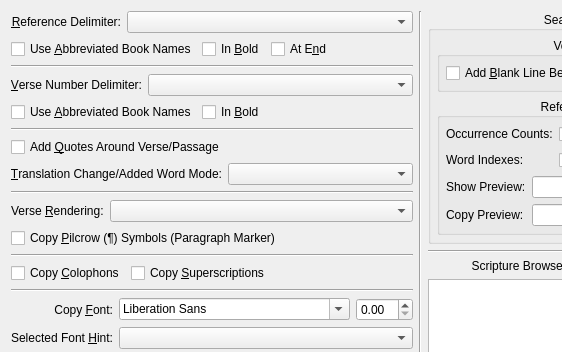
Old version of the form programs/KJVCanOpener/ConfigCopyOptions.ui in the repository dewhisna/KingJamesPureBibleSearch; both pictures show x 0 to 562 and y 0 to 352 of the 752 by 471 pixel window.
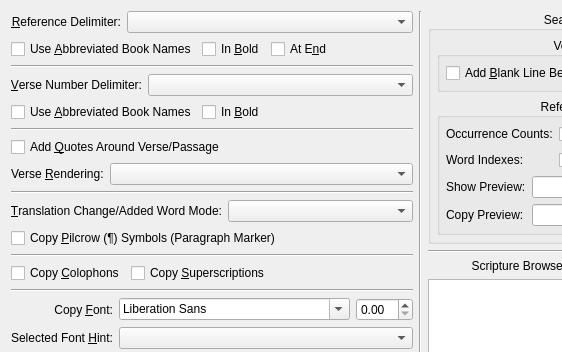
New version of the form. Custom widgets are drawn as their Qt base class.

```diff
--- a/programs/KJVCanOpener/ConfigCopyOptions.ui
+++ b/programs/KJVCanOpener/ConfigCopyOptions.ui
@@ -183,6 +183,37 @@
        </property>
       </widget>
      </item>
+     <item>
+      <layout class="QHBoxLayout" name="horizontalLayout_6">
+       <item>
+        <widget class="QLabel" name="lblVerseRenderingMode">
+         <property name="text">
+          <string>Verse &amp;Rendering:</string>
+         </property>
+         <property name="buddy">
+          <cstring>comboBoxVerseRenderingModeCopying</cstring>
+         </property>
+        </widget>
+       </item>
+       <item>
+        <widget class="QComboBox" name="comboBoxVerseRenderingModeCopying">
+         <property name="sizePolicy">
+          <sizepolicy hsizetype="Preferred" vsizetype="Fixed">
+           <horstretch>10</horstretch>
+           <verstretch>0</verstretch>
+          </sizepolicy>
+         </property>
+        </widget>
+       </item>
+      </layout>
+     </item>
+     <item>
+      <widget class="Line" name="line_3">
+       <property name="orientation">
+        <enum>Qt::Horizontal</enum>
+       </property>
+      </widget>
+     </item>
      <item>
       <layout class="QHBoxLayout" name="horizontalLayout_3">
        <item>
@@ -210,37 +241,6 @@
        </item>
       </layout>
      </item>
-     <item>
-      <widget class="Line" name="line_3">
-       <property name="orientation">
-        <enum>Qt::Horizontal</enum>
-       </property>
-      </widget>
-     </item>
-     <item>
-      <layout class="QHBoxLayout" name="horizontalLayout_6">
-       <item>
-        <widget class="QLabel" name="lblVerseRenderingMode">
-         <property name="text">
-          <string>Verse &amp;Rendering:</string>
-         </property>
-         <property name="buddy">
-          <cstring>comboBoxVerseRenderingModeCopying</cstring>
-         </property>
-        </widget>
-       </item>
-       <item>
-        <widget class="QComboBox" name="comboBoxVerseRenderingModeCopying">
-         <property name="sizePolicy">
-          <sizepolicy hsizetype="Preferred" vsizetype="Fixed">
-           <horstretch>10</horstretch>
-           <verstretch>0</verstretch>
-          </sizepolicy>
-         </property>
-        </widget>
-       </item>
-      </layout>
-     </item>
      <item>
       <widget class="QCheckBox" name="checkBoxCopyPilcrowMarkers">
        <property name="text">
```
Left out of the diff: 2 changed lines with no effect on the pictures.
